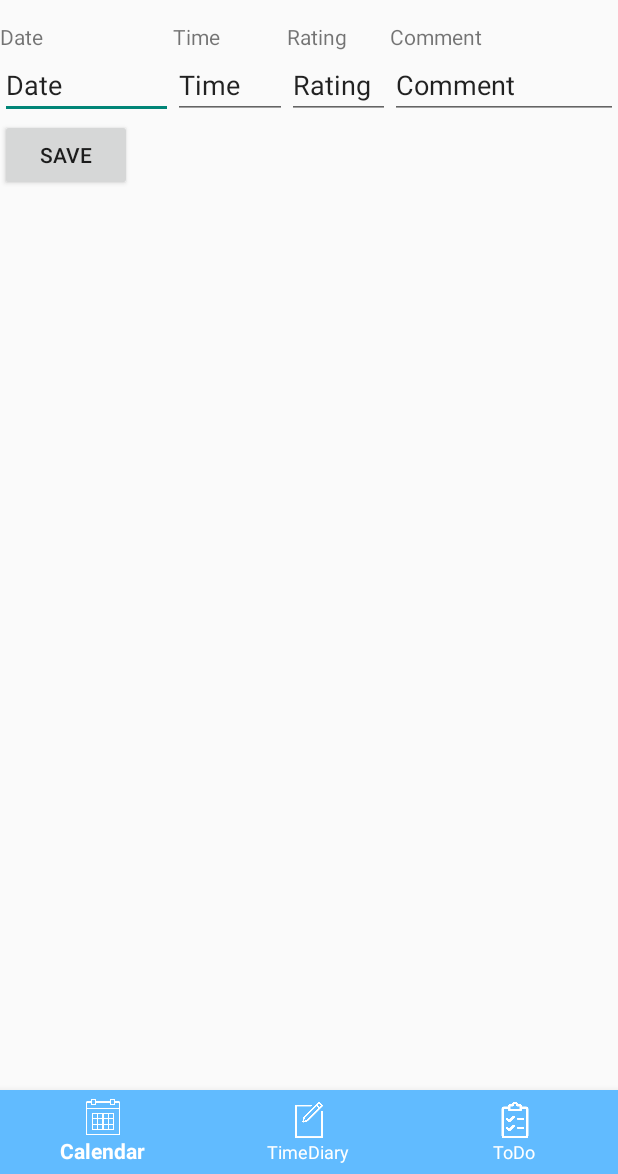
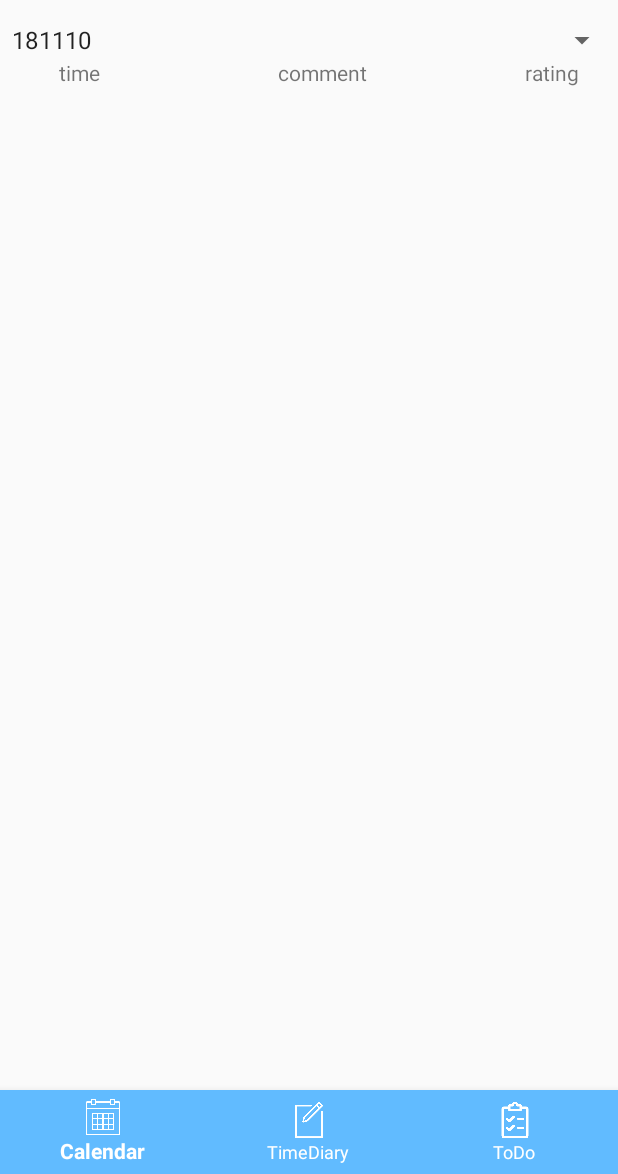
Before and after one commit to TimeDiary/hhmmss_client_Android, an Android app: the screen it shows after launch once a user with an empty profile is signed in (MainActivity), on a phone screen of 412 x 824 dp, the part 62-1236 px from its top. Run offline under Robolectric (Android 15) with nearby library versions, the phone set to English and light mode, and no system bars; our stand-ins replace Firebase (no records; nobody signed in at launch, a user with empty details on screens opened directly); libraries missing offline, so code that uses them is left out: com.firebase.ui; pictures from the network do not load.

Commit message:
[ADD] Add functions for manage Timediary DB.
1) Add row into TimediaryFragment(test).
2) Add TimediaryListenr.
3) Add sample table for test into Timediary.

```diff
--- a/app/src/main/java/kr/co/hhmmss/hhmmss/MainActivity.java
+++ b/app/src/main/java/kr/co/hhmmss/hhmmss/MainActivity.java
@@ -13,7 +13,6 @@ import android.support.v4.widget.DrawerLayout;
 import android.support.v7.app.ActionBarDrawerToggle;
 import android.support.v7.app.AppCompatActivity;
 import android.support.v7.widget.Toolbar;
-import android.util.Log;
 import android.view.Menu;
 import android.view.MenuInflater;
 import android.view.MenuItem;
@@ -133,19 +132,15 @@ public class MainActivity extends AppCompatActivity implements NavigationView.On
             switch (menuItem.getItemId()) {
                 case R.id.Calendar:
                     fragment = calendarFragment;
-                    Log.d(TAG, fragment.toString() + " called.");
                     break;
                 case R.id.TimeDiary:
                     fragment = timediaryFragment;
-                    Log.d(TAG, fragment.toString() + " called.");
                     break;
                 case R.id.ToDo:
                     fragment = todoFragment;
-                    Log.d(TAG, fragment.toString() + " called.");
                     break;
                 default:
                     fragment = timediaryFragment;
-                    Log.d(TAG, fragment.toString() + " called.");
             }
 
             openFragment(fragment);
@@ -247,7 +242,6 @@ public class MainActivity extends AppCompatActivity implements NavigationView.On
 //        toolbar = (android.support.v7.widget.Toolbar) findViewById(R.id.toolbar);
 //        setSupportActionBar(toolbar);
 
-        //TODO Toolbar Title Text - switch로 fragment마다 다르게
         //getSupportActionBar().setTitle("");
 
 //        getSupportActionBar().setDisplayHomeAsUpEnabled(true);
--- a/app/src/main/java/kr/co/hhmmss/hhmmss/TimediaryFragment.java
+++ b/app/src/main/java/kr/co/hhmmss/hhmmss/TimediaryFragment.java
@@ -1,21 +1,31 @@
 package kr.co.hhmmss.hhmmss;
 
 import android.os.Bundle;
+import android.support.annotation.NonNull;
 import android.support.v4.app.Fragment;
 import android.util.Log;
+import android.view.Gravity;
 import android.view.LayoutInflater;
 import android.view.View;
 import android.view.ViewGroup;
+import android.widget.AdapterView;
 import android.widget.Button;
 import android.widget.EditText;
-import android.widget.TextView;
+import android.widget.Spinner;
+import android.widget.TableLayout;
+import android.widget.TableRow;
 
+import com.google.android.gms.tasks.OnFailureListener;
+import com.google.android.gms.tasks.OnSuccessListener;
 import com.google.firebase.auth.FirebaseAuth;
 import com.google.firebase.auth.FirebaseUser;
+import com.google.firebase.database.DataSnapshot;
+import com.google.firebase.database.DatabaseError;
 import com.google.firebase.database.DatabaseReference;
 import com.google.firebase.database.Exclude;
 import com.google.firebase.database.FirebaseDatabase;
 import com.google.firebase.database.IgnoreExtraProperties;
+import com.google.firebase.database.ValueEventListener;
 
 import java.io.Serializable;
 import java.util.HashMap;
@@ -29,65 +39,81 @@ public class TimediaryFragment extends Fragment {
     private String uid; // uid for current user.
 
     // view variables(for test)
-    private Button saveTdButton;
-    private TextView tdDateView;
-    private TextView tdTimeView;
-    private TextView tdRatingView;
-    private TextView tdCommentView;
+    View view;
+    private Spinner tdDateSpinner;
+    private TableLayout tdTableLayout;
+
     private final String TAG = TimediaryFragment.class.getSimpleName();
+
+
+    // date for one day view.(Sample)
+    private String _date;
+
 
     public TimediaryFragment() {
 
     }
 
+
     @Override
     public View onCreateView(LayoutInflater inflater, ViewGroup container, Bundle savedInstanseState) {
-        View view = inflater.inflate(R.layout.frag_timediary, container, false);
+        view = inflater.inflate(R.layout.frag_timediary, container, false);
 
         // Get current user's uid
         firebaseUser = FirebaseAuth.getInstance().getCurrentUser();
         uid = firebaseUser.getUid();
 
         // Set reference of 'current user's timediary database'.
-        mTimediaryRef = FirebaseDatabase.getInstance().getReference().child("Timediary").child(uid);
+        mTimediaryRef = FirebaseDatabase.getInstance().getReference().child("timediary").child(uid);
+        tdDateSpinner = (Spinner) view.findViewById(R.id.tdDateSpinner);
+        tdTableLayout = (TableLayout) view.findViewById(R.id.tdTableLayout);
 
-        // Set view variables.
-        saveTdButton = (Button) view.findViewById(R.id.tdSaveButton);
-        tdDateView = (EditText) view.findViewById(R.id.tdDateDBView);
-        tdTimeView = (EditText) view.findViewById(R.id.tdTimeDBView);
-        tdRatingView = (EditText) view.findViewById(R.id.tdRatingDBView);
-        tdCommentView = (EditText) view.findViewById(R.id.tdCommentDBView);
 
-        // [START Set_OnClickListener_to_'SaveButton']
-        saveTdButton.setOnClickListener(buttonOnClickListener);
-        // [END Set_OnClickListener_to_'SaveButton']
+        // [START Setting_EventListener']
+        tdDateSpinner.setOnItemSelectedListener(tdItemSelectedListener);
+        // [END Setting_EventListener']
+
+        mTimediaryRef.orderByChild("time").addValueEventListener(timediaryListener);
 
 
         // Inflate the layout for this fragment
         return view;
     }
 
+    @Override
+    public void onStart() {
+        super.onStart();
+    }
 
+
+    // These will be saved to /timediary/<uid>/<key>/
     // [START write_Timediary_with_generatedKey]
     private void writeTimediary(String date, String time, String rating, String comment) {
-        String key = mTimediaryRef.push().getKey();
-        Log.i(TAG, "key: " + key);
 
         Timediary timediary = new Timediary(date, time, rating, comment);
-        Map<String, Object> timediaryValues = timediary.toMap();
 
-
-
-
-
-
-//        mTimediaryRef.updateChildren(childUpdates);
-
-        mTimediaryRef.push().setValue(timediary.toMap());
-
+        mTimediaryRef.push().setValue(timediary.toMap())
+                .addOnSuccessListener(new OnSuccessListener<Void>() {
+                    @Override
+                    public void onSuccess(Void aVoid) {
+                        // Success.
+                        // TODO: Add reloading.
+                    }
+                })
+                .addOnFailureListener(new OnFailureListener() {
+                    @Override
+                    public void onFailure(@NonNull Exception e) {
+                        // Failed....
+                    }
+                });
 
     }
     // [END write_Timediary_with_generatedKey]
+
+    public void updateTimediary(String key, String value) {
+        // TODO: write this...
+    }
+
 
     /* [START] MyOnClickListener */
     Button.OnClickListener buttonOnClickListener = new Button.OnClickListener() {
@@ -95,28 +121,105 @@ public class TimediaryFragment extends Fragment {
         @Override
         public void onClick(View v) {
             switch (v.getId()) {
-                case R.id.tdSaveButton:
-                    String date = tdDateView.getText().toString();
-                    String time = tdTimeView.getText().toString();
-                    String rating = tdRatingView.getText().toString();
-                    String comment = tdCommentView.getText().toString();
-                    writeTimediary(date, time, rating, comment);
-                    break;
+//                case R.id.tdSaveButton:
+//                    String date = tdDateView.getText().toString();
+//                    String time = tdTimeView.getText().toString();
+//                    String rating = tdRatingView.getText().toString();
+//                    String comment = tdCommentView.getText().toString();
+//                    writeTimediary(date, time, rating, comment);
+//                    break;
                 default:
                     break;
             }
 
         }
     };
+    /* [END] MyOnClickListener */
 
-    /* [END] MyOnClickListener */
+    /* [START TdItemSelectedListener */
+    Spinner.OnItemSelectedListener tdItemSelectedListener = new Spinner.OnItemSelectedListener() {
+
+        @Override
+        public void onItemSelected(AdapterView<?> parent, View view, int position, long id) {
+            _date = parent.getItemAtPosition(position).toString();
+            Log.d(TAG, "spinner item selected: (" + position + ", " + _date + ")");
+
+        }
+
+        @Override
+        public void onNothingSelected(AdapterView<?> parent) {
+            Log.w(TAG, "spinner item selected: null");
+
+        }
+
+    };
+    /* [END TdItemSelectedListener */
+
+    /* [START Push_TimediaryTableRow(sample). */
+    private void pushTableRowData(TableLayout timediaryTable, Timediary timediary) {
+
+        EditText datas[] = new EditText[3];
+
+        TableRow row = new TableRow(view.getContext());
+
+        datas[0] = new EditText(view.getContext());
+        datas[1] = new EditText(view.getContext());
+        datas[2] = new EditText(view.getContext());
+
+        for (EditText data : datas) {
+            data.setGravity(Gravity.CENTER);
+            row.addView(data);
+        }
+
+
+        datas[0].setText(timediary.getTime());
+        datas[0].setLayoutParams(new TableRow.LayoutParams(TableRow.LayoutParams.WRAP_CONTENT, TableRow.LayoutParams.WRAP_CONTENT, 3f));
+        datas[1].setText(timediary.getComment());
+        datas[1].setLayoutParams(new TableRow.LayoutParams(TableRow.LayoutParams.WRAP_CONTENT, TableRow.LayoutParams.WRAP_CONTENT, 6f));
+        datas[2].setText(timediary.getRating());
+        datas[0].setLayoutParams(new TableRow.LayoutParams(TableRow.LayoutParams.WRAP_CONTENT, TableRow.LayoutParams.WRAP_CONTENT, 2f));
+
+
+        timediaryTable.addView(row, 1);
+
+
+    }
+
+    /* [END Push_TimediaryTableRow(sample). */
+
+
+    // [START TimediaryListener]
+    ValueEventListener timediaryListener = new ValueEventListener() {
+        @Override
+        public void onDataChange(@NonNull DataSnapshot dataSnapshot) {
+            for (DataSnapshot snapshot : dataSnapshot.getChildren()) {
+
+                Timediary timediary = snapshot.getValue(Timediary.class);
+                Log.d(TAG, "loadTimediary:onDataChange -> " + timediary.toMap().toString());
+
+                pushTableRowData(tdTableLayout, timediary);
+
+
+            }
+        }
+
+        @Override
+        public void onCancelled(@NonNull DatabaseError databaseError) {
+            Log.w(TAG, "loadPost:onCancelled", databaseError.toException());
+
+        }
+    };
+// [END TimediaryListener]
+
+}
+
 @IgnoreExtraProperties
-    public class Timediary implements Serializable {
+class Timediary implements Serializable {
 
-        public String _date;
-        public String _time;
-        public String _rating;
-        public String _comment;
+    public String date;
+    public String time;
+    public String rating;
+    public String comment;
 
 
     public Timediary() {
@@ -125,52 +228,52 @@ public class TimediaryFragment extends Fragment {
     }
 
     public Timediary(String date, String time, String rating, String comment) {
-            this._date = date;
-            this._time = time;
-            this._rating = rating;
-            this._comment = comment;
+        this.date = date;
+        this.time = time;
+        this.rating = rating;
+        this.comment = comment;
     }
 
     public void setDate(String date) {
-            this._date = date;
+        this.date = date;
     }
 
     public String getDate() {
-            return this._date;
+        return this.date;
     }
 
     public void setTime(String time) {
-            this._time = time;
+        this.time = time;
     }
 
     public String getTime() {
-            return this._time;
+        return this.time;
     }
 
     public void setComment(String comment) {
-            this._comment = comment;
+        this.comment = comment;
     }
 
     public String getComment() {
-            return _comment;
+        return comment;
     }
 
     public void setRating(String rating) {
-            this._rating = rating;
+        this.rating = rating;
     }
 
     public String getRating() {
-            return _rating;
+        return rating;
     }
 
 
     @Exclude
     public Map<String, Object> toMap() {
         HashMap<String, Object> result = new HashMap<>();
-            result.put("date", _date);
-            result.put("time", _time);
-            result.put("comment", _comment);
-            result.put("rating", _rating);
+        result.put("date", date);
+        result.put("time", time);
+        result.put("comment", comment);
+        result.put("rating", rating);
 
 
         return result;
@@ -178,6 +281,3 @@ public class TimediaryFragment extends Fragment {
 
 
 }
-
-
-}
--- a/app/src/main/res/layout/frag_timediary.xml
+++ b/app/src/main/res/layout/frag_timediary.xml
@@ -5,88 +5,50 @@
     android:layout_width="match_parent"
     android:layout_height="match_parent">
 
+    <Spinner
+        android:id="@+id/tdDateSpinner"
+        android:layout_width="match_parent"
+        android:layout_height="wrap_content"
+        android:entries="@array/sample_date"
+        android:gravity="center"
+        app:layout_constraintBottom_toTopOf="@+id/tdTableLayout"
+        tools:layout_editor_absoluteX="0dp" />
+
     <TableLayout
+        android:id="@+id/tdTableLayout"
         android:layout_width="0dp"
-        android:layout_height="match_parent"
+        android:layout_height="wrap_content"
+        app:layout_constraintHorizontal_bias="0.0"
         app:layout_constraintLeft_toLeftOf="parent"
         app:layout_constraintRight_toRightOf="parent"
-        app:layout_constraintTop_toTopOf="parent">
+        app:layout_constraintTop_toTopOf="@+id/tdDateSpinner">
 
 
         <TableRow>
 
-
             <TextView
-                android:id="@+id/tdDateView"
+                android:id="@+id/tdHourTitle"
                 android:layout_width="wrap_content"
                 android:layout_height="wrap_content"
                 android:layout_weight="3"
-                android:text="Date" />
+                android:gravity="center"
+                android:text="time" />
 
             <TextView
-                android:id="@+id/tdTimeView"
+                android:id="@+id/tdCommentTitle"
                 android:layout_width="wrap_content"
                 android:layout_height="wrap_content"
-                android:layout_weight="3"
-                android:text="Time" />
+                android:layout_weight="6"
+                android:gravity="center"
+                android:text="comment" />
 
             <TextView
-                android:id="@+id/tdRatingView"
+                android:id="@+id/tdRatingTitle"
                 android:layout_width="wrap_content"
                 android:layout_height="wrap_content"
-                android:layout_weight="1"
-                android:text="Rating" />
-
-            <TextView
-                android:id="@+id/tdCommentView"
-                android:layout_width="wrap_content"
-                android:layout_height="wrap_content"
-                android:layout_weight="7"
-                android:text="Comment" />
-        </TableRow>
-
-        <TableRow
-            android:layout_width="match_parent"
-            android:layout_height="match_parent">
-
-            <EditText
-                android:id="@+id/tdDateDBView"
-                android:layout_width="wrap_content"
-                android:layout_height="wrap_content"
-                android:layout_weight="3"
-                android:text="Date" />
-
-            <EditText
-                android:id="@+id/tdTimeDBView"
-                android:layout_width="wrap_content"
-                android:layout_height="wrap_content"
-                android:layout_weight="3"
-                android:text="Time" />
-
-            <EditText
-                android:id="@+id/tdRatingDBView"
-                android:layout_width="wrap_content"
-                android:layout_height="wrap_content"
-                android:layout_weight="1"
-                android:text="Rating" />
-
-            <EditText
-                android:id="@+id/tdCommentDBView"
-                android:layout_width="wrap_content"
-                android:layout_height="wrap_content"
-                android:layout_weight="7"
-                android:text="Comment" />
-        </TableRow>
-
-        <TableRow>
-
-            <Button
-                android:id="@+id/tdSaveButton"
-                android:layout_width="wrap_content"
-                android:layout_height="wrap_content"
-                android:text="Save"
-                tools:layout_editor_absoluteX="128dp"
-                tools:layout_editor_absoluteY="124dp" />
+                android:layout_weight="2"
+                android:gravity="center"
+                android:text="rating" />
         </TableRow>
 
     </TableLayout>
--- /dev/null
+++ b/app/src/main/res/values/arrays.xml
@@ -0,0 +1,16 @@
+<?xml version="1.0" encoding="utf-8"?>
+<resources>
+    <string-array name="sample_date">
+        <item>181110</item>
+        <item>181111</item>
+        <item>181112</item>
+        <item>181113</item>
+        <item>181114</item>
+        <item>181115</item>
+        <item>181116</item>
+        <item>181117</item>
+        <item>181118</item>
+        <item>181119</item>
+        <item>181120</item>
+    </string-array>
+</resources>
```
Also changed, not shown: app/src/main/res/layout/table_sample.xml (added, +33 -0 lines), 1 other file. Lines whose indentation alone changed are shown as unchanged.
